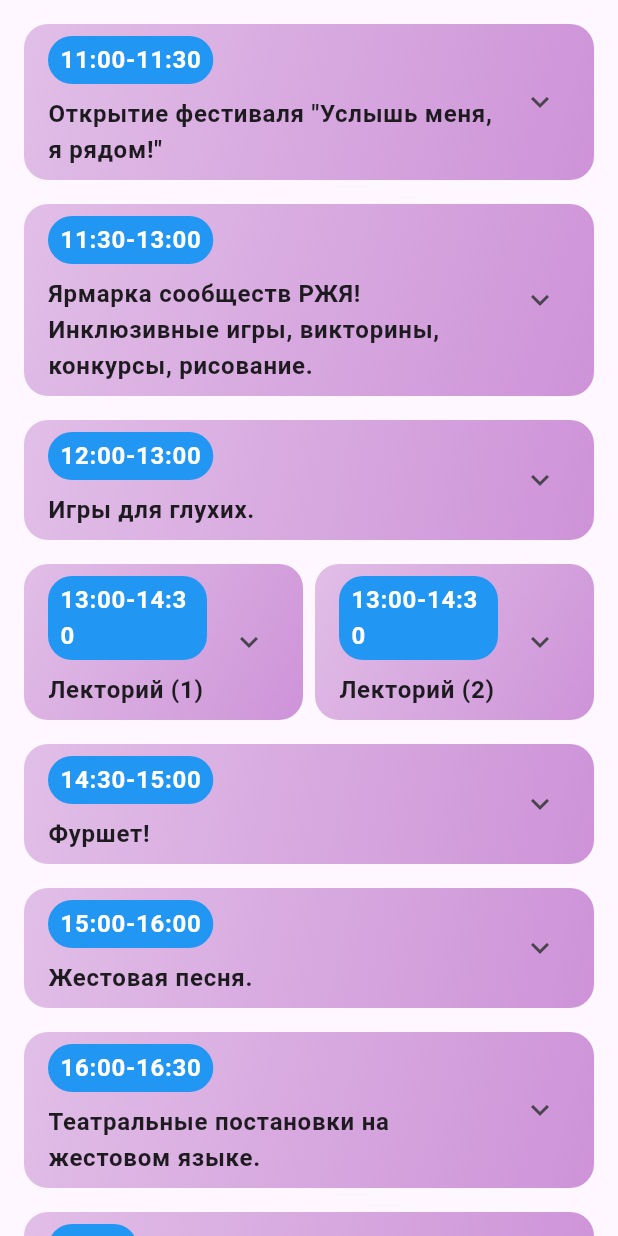
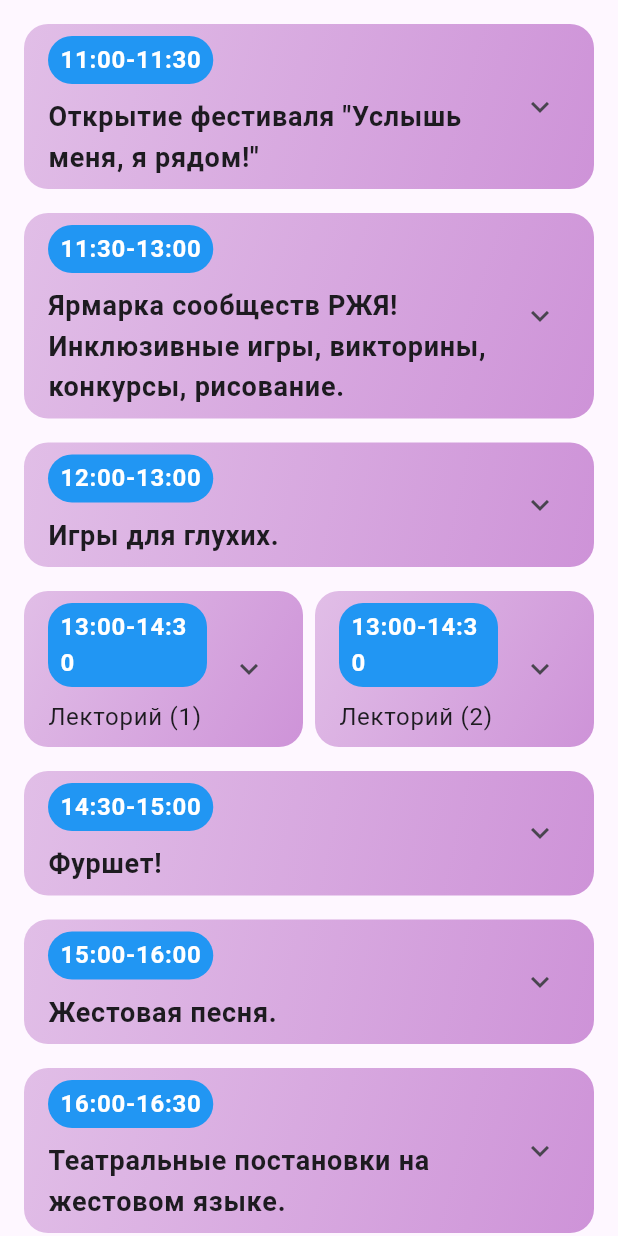
Before and after one commit to Gidrex/education-app, a Flutter app: the SchedulePage screen opened directly, on a phone screen of 412 x 824 dp. Run offline on Flutter 3.47's test engine with Material 3 defaults, Android fonts, the light colour scheme and no system bars; our stand-ins replace salomon_bottom_bar, webview_flutter.

Commit message:
font size setting

```diff
--- a/lib/pages/schedule.dart
+++ b/lib/pages/schedule.dart
@@ -30,6 +30,7 @@ class SchedulePage extends StatelessWidget {
                   time: "13:00-14:30",
                   title: "Лекторий (1)",
                   details: "– Вера Шамаева: зам председателя СПб РО ОООИ ВОГ \n– Елена Плащевская: основатель проекта «Тацида|РЖЯ». \n– Владимир Полянский: основатель проекта «Я вижу, что ты говоришь»",
+                  textStyle: TextStyle(fontSize: 16.0),
                 ),
               ),
               SizedBox(width: 8),
@@ -38,6 +39,7 @@ class SchedulePage extends StatelessWidget {
                   time: "13:00-14:30",
                   title: "Лекторий (2)",
                   details: "– Алевтина Белая: преподаватель проекта «Русский Жестовый Язык Diale»\n– Алексей Сухов: Директор подростково-молодёжного клуба «Патриот».",
+                  textStyle: TextStyle(fontSize: 16.0),
                 ),
               ),
             ],
@@ -72,11 +74,13 @@ class ScheduleItem extends StatefulWidget {
   final String time;
   final String title;
   final String details;
+  final TextStyle? textStyle;
 
   ScheduleItem({
     required this.time,
     required this.title,
     required this.details,
+    this.textStyle,
   });
 
   @override
@@ -133,11 +137,11 @@ class _ScheduleItemState extends State<ScheduleItem> {
                   Flexible(
                     child: Text(
                       widget.title,
-                      style: TextStyle(
-                        fontSize: 16.0,
+                      style: widget.textStyle ?? TextStyle(
+                        fontSize: 18.0,
                         fontWeight: FontWeight.bold,
                       ),
-                      overflow: TextOverflow.visible, // Ensure the text is fully visible
+                      overflow: TextOverflow.visible,
                     ),
                   ),
                 ],
@@ -151,7 +155,7 @@ class _ScheduleItemState extends State<ScheduleItem> {
                 padding: const EdgeInsets.symmetric(horizontal: 16.0, vertical: 8.0),
                 child: Text(
                   widget.details,
-                style: TextStyle(
+                  style: widget.textStyle ?? TextStyle(
                     fontSize: 16.0,
                     color: Colors.black,
                   ),
```
Lines whose indentation alone changed are shown as unchanged.
